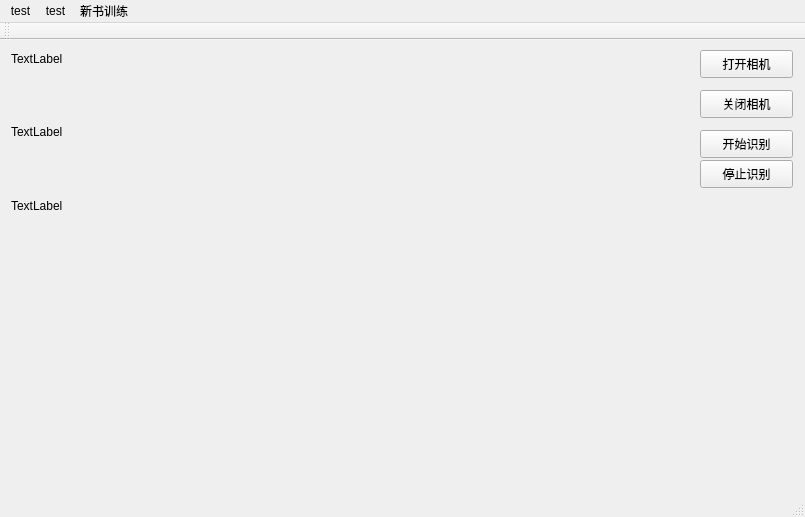
Qt form mainwindow.ui (GTMHS/QtMainWidget) before a commit.
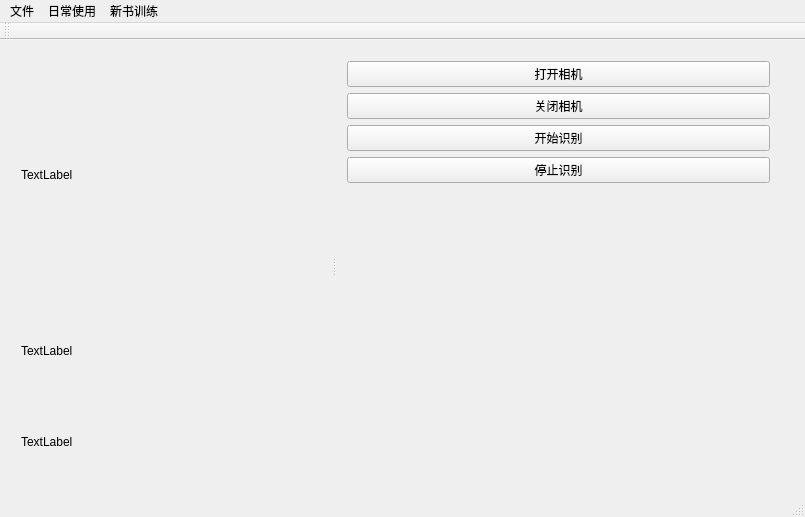
The same form after that commit.

Commit message: 删除了之前的无界面的代码文件，添加了参数设置窗口，并能够从文件读写配置信息

What changed in the file:
```diff
--- a/mainwindow.ui
+++ b/mainwindow.ui
@@ -14,97 +14,98 @@
    <string>MainWindow</string>
   </property>
   <widget class="QWidget" name="centralWidget">
+   <widget class="QSplitter" name="splitter">
+    <property name="geometry">
+     <rect>
+      <x>10</x>
+      <y>10</y>
+      <width>771</width>
+      <height>431</height>
+     </rect>
+    </property>
+    <property name="orientation">
+     <enum>Qt::Horizontal</enum>
+    </property>
+    <widget class="QWidget" name="layoutWidget">
+     <layout class="QVBoxLayout" name="verticalLayout_2" stretch="4,2,1">
+      <item>
    <widget class="QLabel" name="label">
-    <property name="geometry">
-     <rect>
-      <x>11</x>
-      <y>11</y>
-      <width>72</width>
-      <height>16</height>
-     </rect>
-    </property>
     <property name="text">
      <string>TextLabel</string>
     </property>
-   </widget>
+        <property name="scaledContents">
+         <bool>true</bool>
+        </property>
+       </widget>
+      </item>
+      <item>
    <widget class="QLabel" name="label_2">
-    <property name="geometry">
-     <rect>
-      <x>11</x>
-      <y>84</y>
-      <width>72</width>
-      <height>16</height>
-     </rect>
-    </property>
     <property name="text">
      <string>TextLabel</string>
     </property>
-   </widget>
+        <property name="scaledContents">
+         <bool>true</bool>
+        </property>
+       </widget>
+      </item>
+      <item>
    <widget class="QLabel" name="label_3">
-    <property name="geometry">
-     <rect>
-      <x>11</x>
-      <y>158</y>
-      <width>72</width>
-      <height>16</height>
-     </rect>
-    </property>
     <property name="text">
      <string>TextLabel</string>
     </property>
-   </widget>
+        <property name="scaledContents">
+         <bool>true</bool>
+        </property>
+       </widget>
+      </item>
+     </layout>
+    </widget>
+    <widget class="QWidget" name="layoutWidget">
+     <layout class="QVBoxLayout" name="verticalLayout">
+      <item>
    <widget class="QPushButton" name="pushButton">
-    <property name="geometry">
-     <rect>
-      <x>700</x>
-      <y>10</y>
-      <width>93</width>
-      <height>28</height>
-     </rect>
-    </property>
     <property name="text">
      <string>打开相机</string>
     </property>
    </widget>
+      </item>
+      <item>
    <widget class="QPushButton" name="pushButton_2">
-    <property name="geometry">
-     <rect>
-      <x>700</x>
-      <y>50</y>
-      <width>93</width>
-      <height>28</height>
-     </rect>
-    </property>
     <property name="text">
      <string>关闭相机</string>
     </property>
    </widget>
+      </item>
+      <item>
    <widget class="QPushButton" name="pushButton_3">
-    <property name="geometry">
-     <rect>
-      <x>700</x>
-      <y>90</y>
-      <width>93</width>
-      <height>28</height>
-     </rect>
-    </property>
     <property name="text">
      <string>开始识别</string>
     </property>
    </widget>
+      </item>
+      <item>
    <widget class="QPushButton" name="pushButton_4">
-    <property name="geometry">
-     <rect>
-      <x>700</x>
-      <y>120</y>
-      <width>93</width>
-      <height>28</height>
-     </rect>
-    </property>
     <property name="text">
      <string>停止识别</string>
     </property>
    </widget>
+      </item>
+      <item>
+       <spacer name="verticalSpacer">
+        <property name="orientation">
+         <enum>Qt::Vertical</enum>
+        </property>
+        <property name="sizeHint" stdset="0">
+         <size>
+          <width>20</width>
+          <height>40</height>
+         </size>
+        </property>
+       </spacer>
+      </item>
+     </layout>
+    </widget>
+   </widget>
   </widget>
   <widget class="QMenuBar" name="menuBar">
    <property name="geometry">
@@ -117,13 +118,13 @@
    </property>
    <widget class="QMenu" name="menutest">
     <property name="title">
-     <string>test</string>
+     <string>文件</string>
     </property>
     <addaction name="actionOPen_Camera"/>
    </widget>
    <widget class="QMenu" name="menutest_2">
     <property name="title">
-     <string>test</string>
+     <string>日常使用</string>
     </property>
     <addaction name="actiontest2"/>
     <addaction name="actiontest3"/>
```
Left out of the diff: 43 changed lines with no effect on the pictures. Lines whose indentation alone changed are shown as unchanged. The commit also changes 21 other files.
